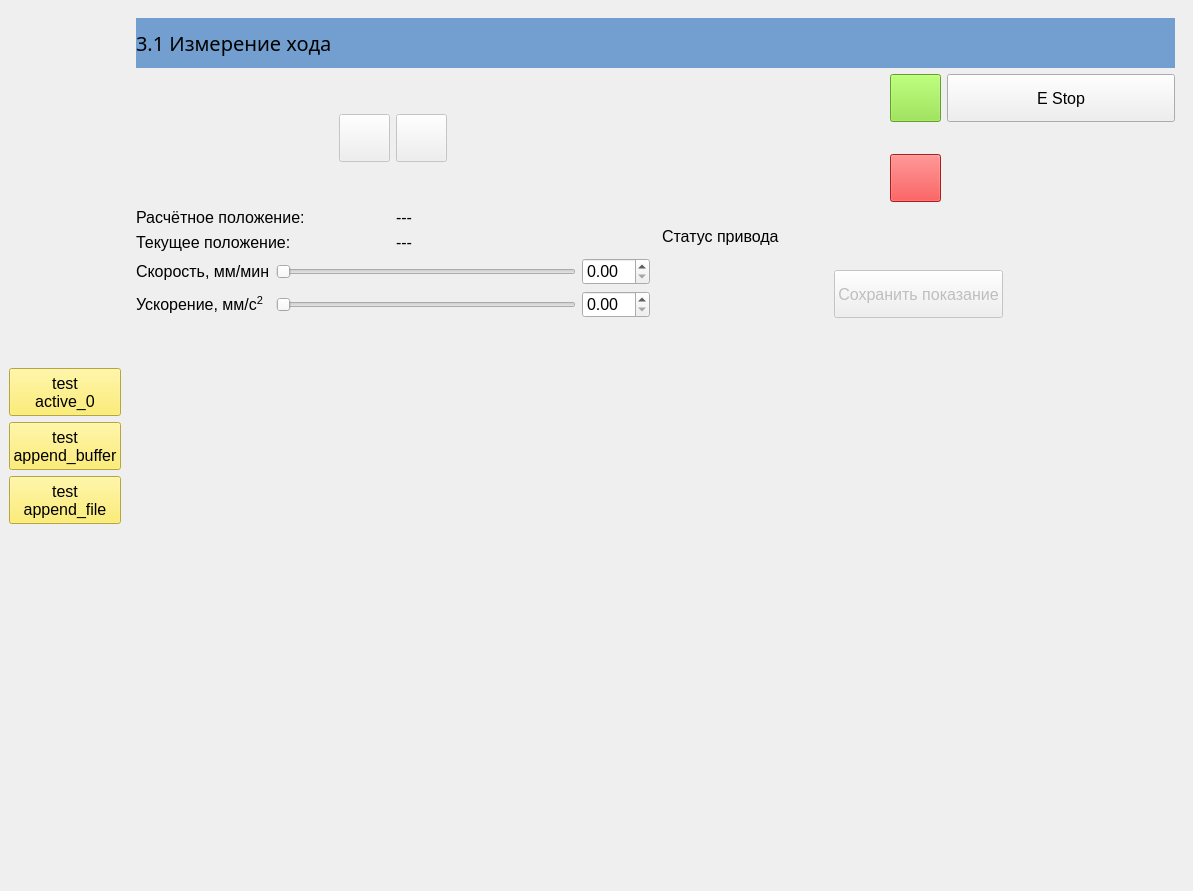
Old version of the form BallScrewVCP1.ui in the repository Ornstein89/BallScrewControl_QtVCP.
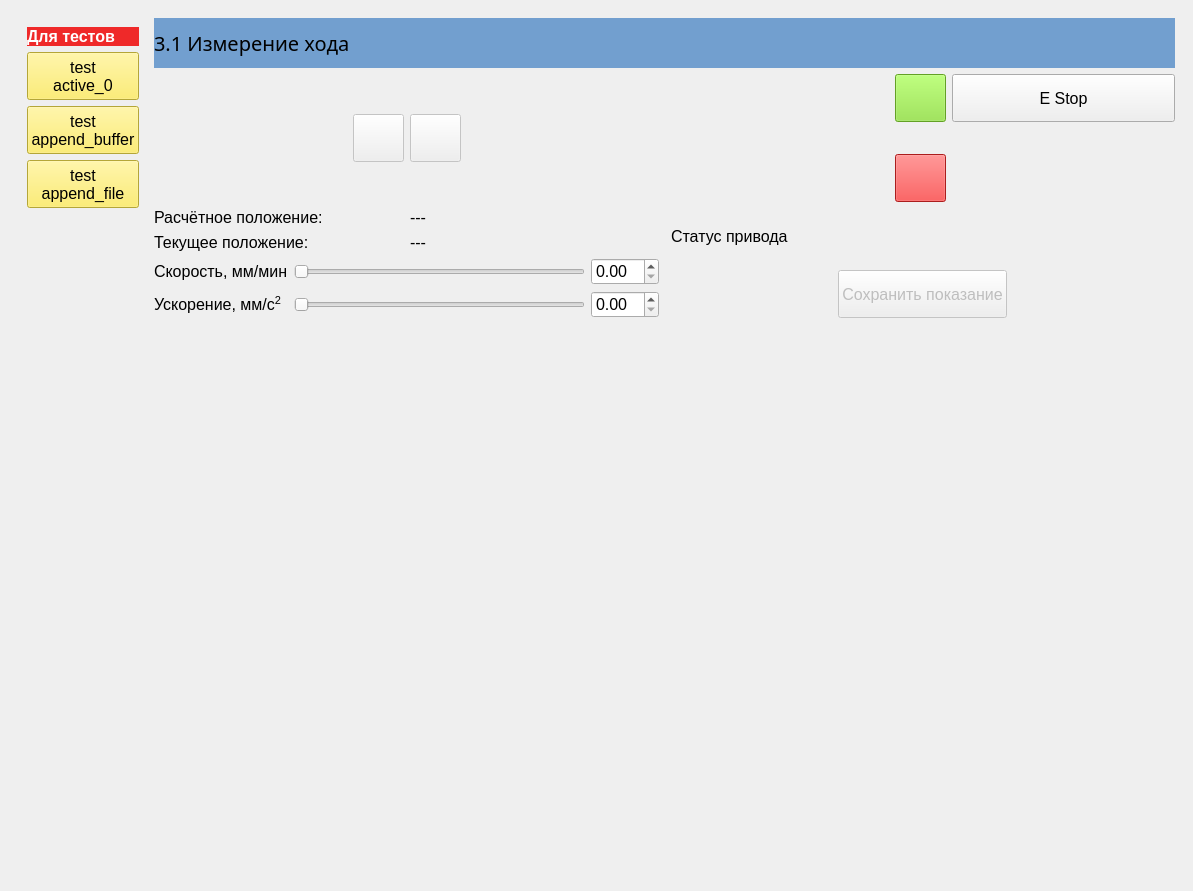
New version of the form. Icons and pictures are not drawn. Custom widgets are drawn as their Qt base class.

The edit to the form file:
```diff
--- a/BallScrewVCP1.ui
+++ b/BallScrewVCP1.ui
@@ -38,14 +38,14 @@
   </property>
   <widget class="QWidget" name="centralwidget">
    <layout class="QGridLayout" name="gridLayout">
-    <item row="0" column="1">
+    <item row="0" column="0">
      <widget class="QStackedWidget" name="stackedWidget">
       <property name="currentIndex">
        <number>0</number>
       </property>
       <widget class="QWidget" name="page31">
        <layout class="QGridLayout" name="gridLayout_8">
-        <item row="0" column="0" colspan="3">
+        <item row="0" column="1" colspan="3">
          <widget class="QLabel" name="label_134">
           <property name="minimumSize">
            <size>
@@ -68,78 +68,7 @@
           </property>
          </widget>
         </item>
-        <item row="3" column="0">
-         <layout class="QGridLayout" name="gridLayout_10">
-          <item row="0" column="2">
-           <widget class="QDoubleSpinBox" name="spnVelocity31"/>
-          </item>
-          <item row="1" column="0">
-           <widget class="QLabel" name="label_54">
-            <property name="text">
-             <string>Ускорение, мм/с&lt;sup&gt;2&lt;/sup&gt;</string>
-            </property>
-           </widget>
-          </item>
-          <item row="0" column="0">
-           <widget class="QLabel" name="label_53">
-            <property name="text">
-             <string>Скорость, мм/мин</string>
-            </property>
-           </widget>
-          </item>
-          <item row="1" column="2">
-           <widget class="QDoubleSpinBox" name="spnAcceleration31"/>
-          </item>
-          <item row="0" column="1">
-           <widget class="Slider" name="sldVelocity31">
-            <property name="orientation">
-             <enum>Qt::Horizontal</enum>
-            </property>
-           </widget>
-          </item>
           <item row="1" column="1">
-           <widget class="Slider" name="sldAcceleration31">
-            <property name="orientation">
-             <enum>Qt::Horizontal</enum>
-            </property>
-           </widget>
-          </item>
-         </layout>
-        </item>
-        <item row="2" column="2" rowspan="2">
-         <layout class="QGridLayout" name="gridLayout_11">
-          <item row="0" column="1">
-           <widget class="LED" name="ledPos_Alarm31"/>
-          </item>
-          <item row="0" column="0">
-           <widget class="QLabel" name="label_52">
-            <property name="text">
-             <string>Статус привода</string>
-            </property>
-           </widget>
-          </item>
-          <item row="1" column="0" colspan="2" alignment="Qt::AlignHCenter">
-           <widget class="PushButton" name="btnLog_Trigger31">
-            <property name="enabled">
-             <bool>false</bool>
-            </property>
-            <property name="sizePolicy">
-             <sizepolicy hsizetype="Fixed" vsizetype="Fixed">
-              <horstretch>0</horstretch>
-              <verstretch>0</verstretch>
-             </sizepolicy>
-            </property>
-            <property name="text">
-             <string>Сохранить показание</string>
-            </property>
-            <property name="indicator_HAL_pin_option" stdset="0">
-             <bool>false</bool>
-            </property>
-           </widget>
-          </item>
-         </layout>
-        </item>
-        <item row="1" column="0">
          <layout class="QHBoxLayout" name="horizontalLayout_12">
           <item>
            <spacer name="horizontalSpacer">
@@ -229,7 +158,7 @@
           </item>
          </layout>
         </item>
-        <item row="1" column="2">
+        <item row="1" column="3">
          <layout class="QGridLayout" name="gridLayout_40">
           <item row="1" column="0">
            <spacer name="horizontalSpacer_22">
@@ -351,20 +280,7 @@
           </item>
          </layout>
         </item>
-        <item row="5" column="0">
-         <spacer name="verticalSpacer_8">
-          <property name="orientation">
-           <enum>Qt::Vertical</enum>
-          </property>
-          <property name="sizeHint" stdset="0">
-           <size>
-            <width>20</width>
-            <height>40</height>
-           </size>
-          </property>
-         </spacer>
-        </item>
-        <item row="2" column="0">
+        <item row="2" column="1">
          <layout class="QGridLayout" name="gridLayout_9" columnstretch="0,0">
           <item row="0" column="0">
            <widget class="QLabel" name="label_50">
@@ -396,14 +312,41 @@
           </item>
          </layout>
         </item>
-       </layout>
-      </widget>
-     </widget>
+        <item row="2" column="3" rowspan="2">
+         <layout class="QGridLayout" name="gridLayout_11">
+          <item row="0" column="1">
+           <widget class="LED" name="ledPos_Alarm31"/>
     </item>
     <item row="0" column="0">
-     <layout class="QVBoxLayout" name="verticalLayout_3">
-      <item>
-       <spacer name="verticalSpacer">
+           <widget class="QLabel" name="label_52">
+            <property name="text">
+             <string>Статус привода</string>
+            </property>
+           </widget>
+          </item>
+          <item row="1" column="0" colspan="2" alignment="Qt::AlignHCenter">
+           <widget class="PushButton" name="btnLog_Trigger31">
+            <property name="enabled">
+             <bool>false</bool>
+            </property>
+            <property name="sizePolicy">
+             <sizepolicy hsizetype="Fixed" vsizetype="Fixed">
+              <horstretch>0</horstretch>
+              <verstretch>0</verstretch>
+             </sizepolicy>
+            </property>
+            <property name="text">
+             <string>Сохранить показание</string>
+            </property>
+            <property name="indicator_HAL_pin_option" stdset="0">
+             <bool>false</bool>
+            </property>
+           </widget>
+          </item>
+         </layout>
+        </item>
+        <item row="5" column="1">
+         <spacer name="verticalSpacer_8">
         <property name="orientation">
          <enum>Qt::Vertical</enum>
         </property>
@@ -415,7 +358,53 @@
         </property>
        </spacer>
       </item>
-      <item>
+        <item row="3" column="1">
+         <layout class="QGridLayout" name="gridLayout_10">
+          <item row="0" column="2">
+           <widget class="QDoubleSpinBox" name="spnVelocity31"/>
+          </item>
+          <item row="1" column="0">
+           <widget class="QLabel" name="label_54">
+            <property name="text">
+             <string>Ускорение, мм/с&lt;sup&gt;2&lt;/sup&gt;</string>
+            </property>
+           </widget>
+          </item>
+          <item row="0" column="0">
+           <widget class="QLabel" name="label_53">
+            <property name="text">
+             <string>Скорость, мм/мин</string>
+            </property>
+           </widget>
+          </item>
+          <item row="1" column="2">
+           <widget class="QDoubleSpinBox" name="spnAcceleration31"/>
+          </item>
+          <item row="0" column="1">
+           <widget class="Slider" name="sldVelocity31">
+            <property name="orientation">
+             <enum>Qt::Horizontal</enum>
+            </property>
+           </widget>
+          </item>
+          <item row="1" column="1">
+           <widget class="Slider" name="sldAcceleration31">
+            <property name="orientation">
+             <enum>Qt::Horizontal</enum>
+            </property>
+           </widget>
+          </item>
+         </layout>
+        </item>
+        <item row="0" column="0" rowspan="6">
+         <widget class="QWidget" name="widget" native="true">
+          <property name="styleSheet">
+           <string notr="true">#widget {
+background-image: url(./resources/stripes.png);
+}</string>
+          </property>
+          <layout class="QGridLayout" name="gridLayout_2">
+           <item row="1" column="0">
        <widget class="PushButton" name="btnTestActive0">
         <property name="styleSheet">
          <string notr="true">background-color: rgb(252, 233, 79);</string>
@@ -432,7 +421,7 @@
         </property>
        </widget>
       </item>
-      <item>
+           <item row="2" column="0">
        <widget class="PushButton" name="btnTestAppend_Buffer31">
         <property name="styleSheet">
          <string notr="true">background-color: rgb(252, 233, 79);</string>
@@ -446,7 +435,7 @@
         </property>
        </widget>
       </item>
-      <item>
+           <item row="3" column="0">
        <widget class="PushButton" name="btnTestAppend_File31">
         <property name="styleSheet">
          <string notr="true">background-color: rgb(252, 233, 79);</string>
@@ -460,7 +449,7 @@
         </property>
        </widget>
       </item>
-      <item>
+           <item row="4" column="0">
        <spacer name="verticalSpacer_3">
         <property name="orientation">
          <enum>Qt::Vertical</enum>
@@ -473,7 +462,27 @@
         </property>
        </spacer>
       </item>
-     </layout>
+           <item row="0" column="0">
+            <widget class="QLabel" name="label">
+             <property name="styleSheet">
+              <string notr="true">color: rgb(255, 255, 255);
+background-color: rgb(239, 41, 41);
+font: bold</string>
+             </property>
+             <property name="text">
+              <string>Для тестов</string>
+             </property>
+             <property name="margin">
+              <number>5</number>
+             </property>
+            </widget>
+           </item>
+          </layout>
+         </widget>
+        </item>
+       </layout>
+      </widget>
+     </widget>
     </item>
    </layout>
   </widget>
```
Lines whose indentation alone changed are shown as unchanged.
